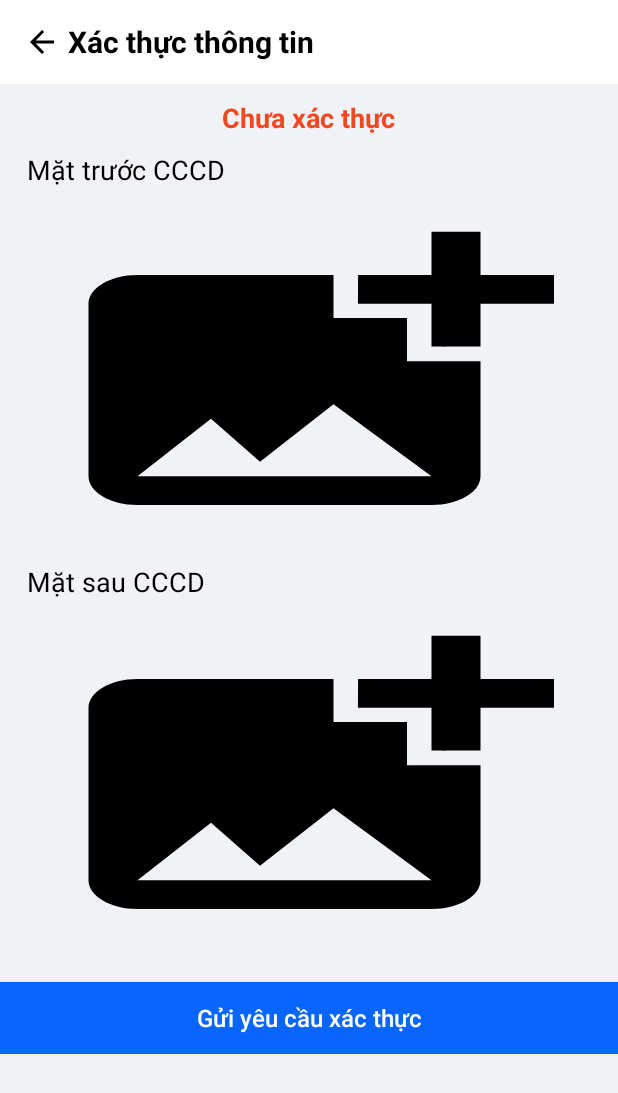
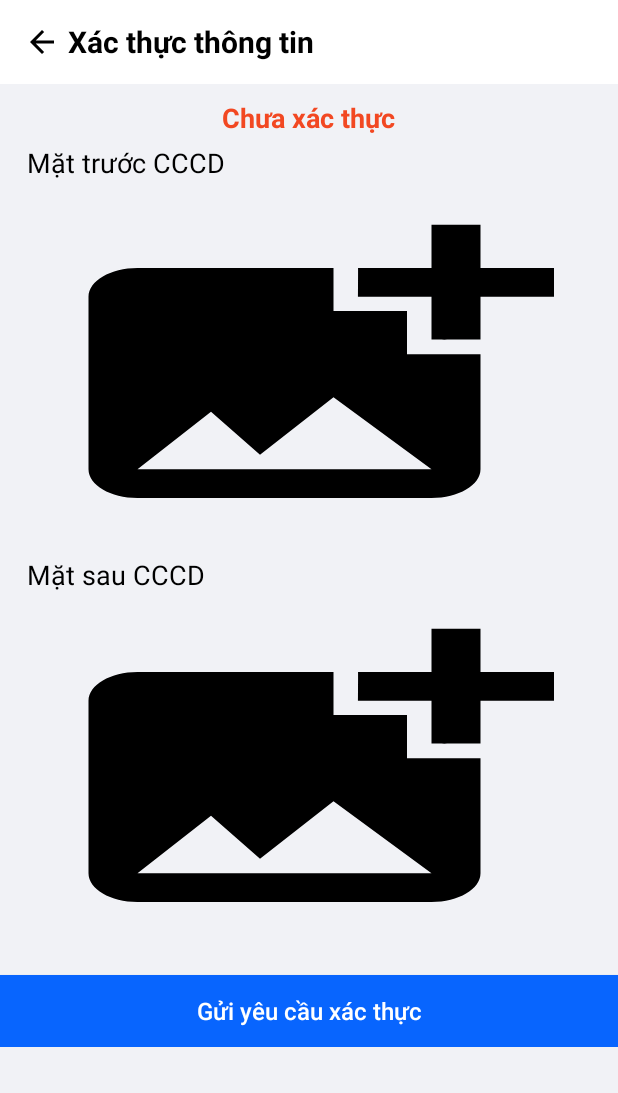
Before and after one commit to minh020103/MobileProjectApp2, an Android app: the AuthencationActivity screen opened directly, with no data from a screen before it, on a phone screen of 412 x 824 dp. Shown: the top 1093 px of the screen. Run offline under Robolectric (Android 15) with nearby library versions, the phone set to English and light mode, and no system bars.

Commit message:
Update v1.2

```diff
--- a/app/src/main/res/layout/authencation_layout.xml
+++ b/app/src/main/res/layout/authencation_layout.xml
@@ -9,6 +9,7 @@
     android:background="@color/background_gray">
 
     <androidx.appcompat.widget.Toolbar
+        android:id="@+id/toolbar"
         android:layout_width="match_parent"
         android:layout_height="wrap_content"
         android:background="@color/white"
@@ -71,7 +72,7 @@
                 android:layout_height="wrap_content"
                 android:text="Mặt trước CCCD"
                 android:textColor="@color/black"
-                android:layout_below="@+id/tv_not_authencation"
+                android:layout_marginTop="40dp"
                 android:textSize="18dp"
                 android:paddingLeft="18dp"/>
 
```
